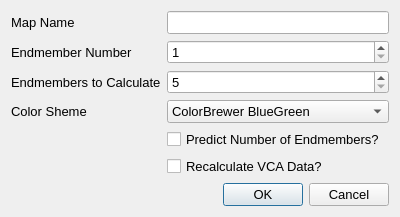
VespucciProject/Vespucci, file GUI/Analysis/vcadialog.ui: the form before one commit.
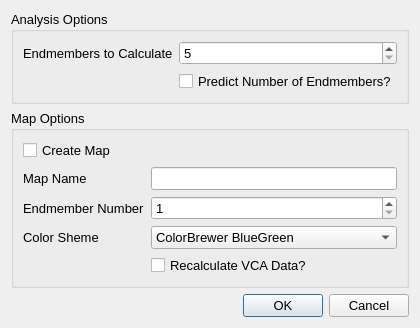
The form after the commit. Icons and pictures are not drawn.

Commit message: Finished interface to classical least squares. Removed "this->" (new style is to only use "this" when passing as pointer). Moved analysis from separate dialog into the same dialogs as imaging. Removed actions associated with the old UnivariateAnalysisDialog and MultiVariateAnalysisDialog. Re-arranged menu in MainWindow to be more logical in layout.

```diff
--- a/GUI/Analysis/vcadialog.ui
+++ b/GUI/Analysis/vcadialog.ui
@@ -6,8 +6,8 @@
    <rect>
     <x>0</x>
     <y>0</y>
-    <width>400</width>
-    <height>180</height>
+    <width>407</width>
+    <height>306</height>
    </rect>
   </property>
   <property name="font">
@@ -22,25 +22,54 @@
    <iconset resource="resources.qrc">
     <normaloff>:/icons/vespuccilogo.ico</normaloff>:/icons/vespuccilogo.ico</iconset>
   </property>
+  <layout class="QVBoxLayout" name="verticalLayout">
+   <item>
+    <widget class="QGroupBox" name="groupBox_2">
+     <property name="title">
+      <string>Analysis Options</string>
+     </property>
   <layout class="QFormLayout" name="formLayout_2">
    <item row="0" column="0">
+       <widget class="QLabel" name="label_4">
+        <property name="text">
+         <string>Endmembers to Calculate</string>
+        </property>
+       </widget>
+      </item>
+      <item row="0" column="1">
+       <widget class="QSpinBox" name="endmembersSpinBox">
+        <property name="minimum">
+         <number>5</number>
+        </property>
+       </widget>
+      </item>
+      <item row="1" column="1">
+       <widget class="QCheckBox" name="predictionCheckBox">
+        <property name="text">
+         <string>Predict Number of Endmembers?</string>
+        </property>
+       </widget>
+      </item>
+     </layout>
+    </widget>
+   </item>
+   <item>
+    <widget class="QGroupBox" name="groupBox">
+     <property name="title">
+      <string>Map Options</string>
+     </property>
+     <layout class="QFormLayout" name="formLayout">
+      <item row="1" column="0">
     <widget class="QLabel" name="label">
      <property name="text">
       <string>Map Name</string>
      </property>
     </widget>
    </item>
-   <item row="0" column="1">
+      <item row="1" column="1">
     <widget class="QLineEdit" name="nameLineEdit"/>
    </item>
-   <item row="1" column="0">
-    <widget class="QLabel" name="label_2">
-     <property name="text">
-      <string>Endmember Number</string>
-     </property>
-    </widget>
-   </item>
-   <item row="1" column="1">
+      <item row="2" column="1">
     <widget class="QSpinBox" name="componentSpinBox">
      <property name="minimum">
       <number>1</number>
@@ -50,17 +79,17 @@
      </property>
     </widget>
    </item>
-   <item row="2" column="1">
-    <widget class="QSpinBox" name="endmembersSpinBox">
-     <property name="minimum">
-      <number>5</number>
-     </property>
-    </widget>
-   </item>
    <item row="2" column="0">
-    <widget class="QLabel" name="label_4">
+       <widget class="QLabel" name="label_2">
      <property name="text">
-      <string>Endmembers to Calculate</string>
+         <string>Endmember Number</string>
+        </property>
+       </widget>
+      </item>
+      <item row="3" column="0">
+       <widget class="QLabel" name="label_3">
+        <property name="text">
+         <string>Color Sheme</string>
      </property>
     </widget>
    </item>
@@ -269,21 +298,24 @@
      </item>
     </widget>
    </item>
-   <item row="3" column="0">
-    <widget class="QLabel" name="label_3">
-     <property name="text">
-      <string>Color Sheme</string>
-     </property>
-    </widget>
-   </item>
-   <item row="5" column="1">
+      <item row="4" column="1">
     <widget class="QCheckBox" name="recalculateCheckBox">
      <property name="text">
       <string>Recalculate VCA Data?</string>
      </property>
     </widget>
    </item>
-   <item row="6" column="1">
+      <item row="0" column="0">
+       <widget class="QCheckBox" name="mapCheckBox">
+        <property name="text">
+         <string>Create Map</string>
+        </property>
+       </widget>
+      </item>
+     </layout>
+    </widget>
+   </item>
+   <item>
     <widget class="QDialogButtonBox" name="buttonBox">
      <property name="orientation">
       <enum>Qt::Horizontal</enum>
@@ -293,13 +325,6 @@
      </property>
     </widget>
    </item>
-   <item row="4" column="1">
-    <widget class="QCheckBox" name="predictionCheckBox">
-     <property name="text">
-      <string>Predict Number of Endmembers?</string>
-     </property>
-    </widget>
-   </item>
   </layout>
  </widget>
  <resources>
```
Left out of the diff: 4 changed lines with no effect on the pictures. Lines whose indentation alone changed are shown as unchanged. The commit also changes 49 other files.
